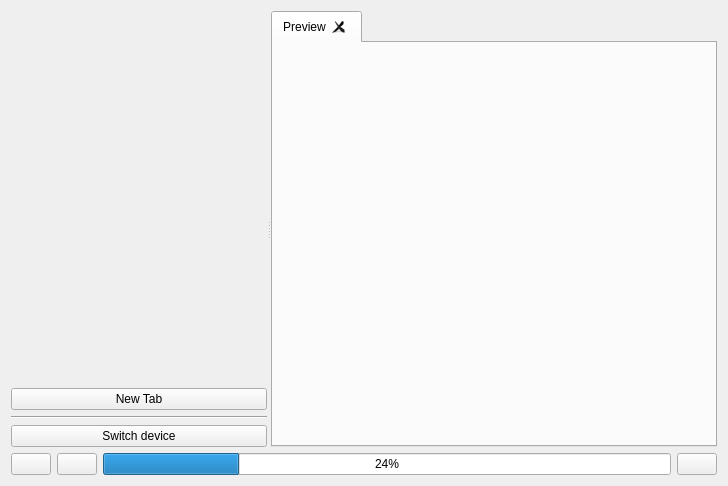
This is gui/ui/ScanRoot.ui in mensinda/qScan as Qt 5 draws it before an edit. The edited form follows.
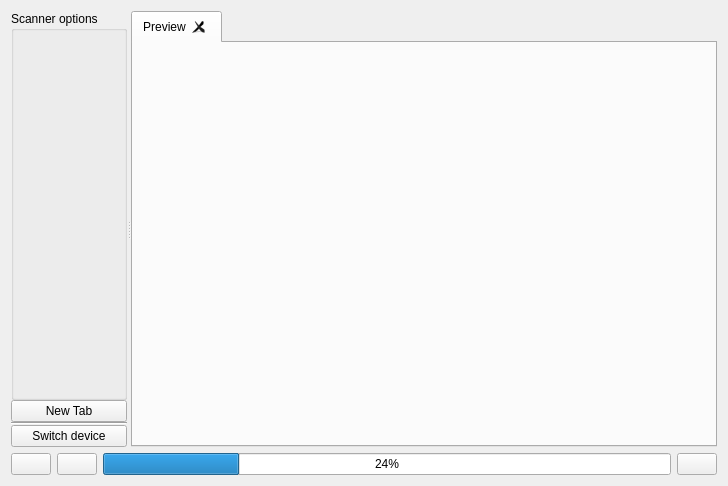
This is the edited form. Icons and pictures are not drawn. Custom widgets are drawn as their Qt base class.

```diff
--- a/gui/ui/ScanRoot.ui
+++ b/gui/ui/ScanRoot.ui
@@ -10,7 +10,7 @@
     <height>486</height>
    </rect>
   </property>
-  <layout class="QVBoxLayout" name="verticalLayout">
+  <layout class="QVBoxLayout" name="verticalLayout_3">
    <item>
     <widget class="QSplitter" name="splitter">
      <property name="sizePolicy">
@@ -22,16 +22,33 @@
      <property name="orientation">
       <enum>Qt::Horizontal</enum>
      </property>
-     <widget class="QWidget" name="verticalLayoutWidget">
-      <layout class="QVBoxLayout" name="cfgLayout">
+     <widget class="QWidget" name="cfgRootWidget" native="true">
+      <layout class="QVBoxLayout" name="verticalLayout">
+       <property name="spacing">
+        <number>0</number>
+       </property>
+       <property name="leftMargin">
+        <number>0</number>
+       </property>
+       <property name="topMargin">
+        <number>0</number>
+       </property>
+       <property name="rightMargin">
+        <number>0</number>
+       </property>
+       <property name="bottomMargin">
+        <number>0</number>
+       </property>
        <item>
-        <widget class="QWidget" name="settings" native="true">
-         <property name="minimumSize">
-          <size>
-           <width>256</width>
-           <height>64</height>
-          </size>
+        <widget class="QGroupBox" name="settingsGrp">
+         <property name="title">
+          <string>Scanner options</string>
          </property>
+         <layout class="QVBoxLayout" name="verticalLayout_4">
+          <item>
+           <widget class="qscan::gui::OptionsWidget" name="settings" native="true"/>
+          </item>
+         </layout>
         </widget>
        </item>
        <item>
@@ -148,6 +165,14 @@
    </item>
   </layout>
  </widget>
+ <customwidgets>
+  <customwidget>
+   <class>qscan::gui::OptionsWidget</class>
+   <extends>QWidget</extends>
+   <header>OptionsWidget.hpp</header>
+   <container>1</container>
+  </customwidget>
+ </customwidgets>
  <resources/>
  <connections>
   <connection>
```
